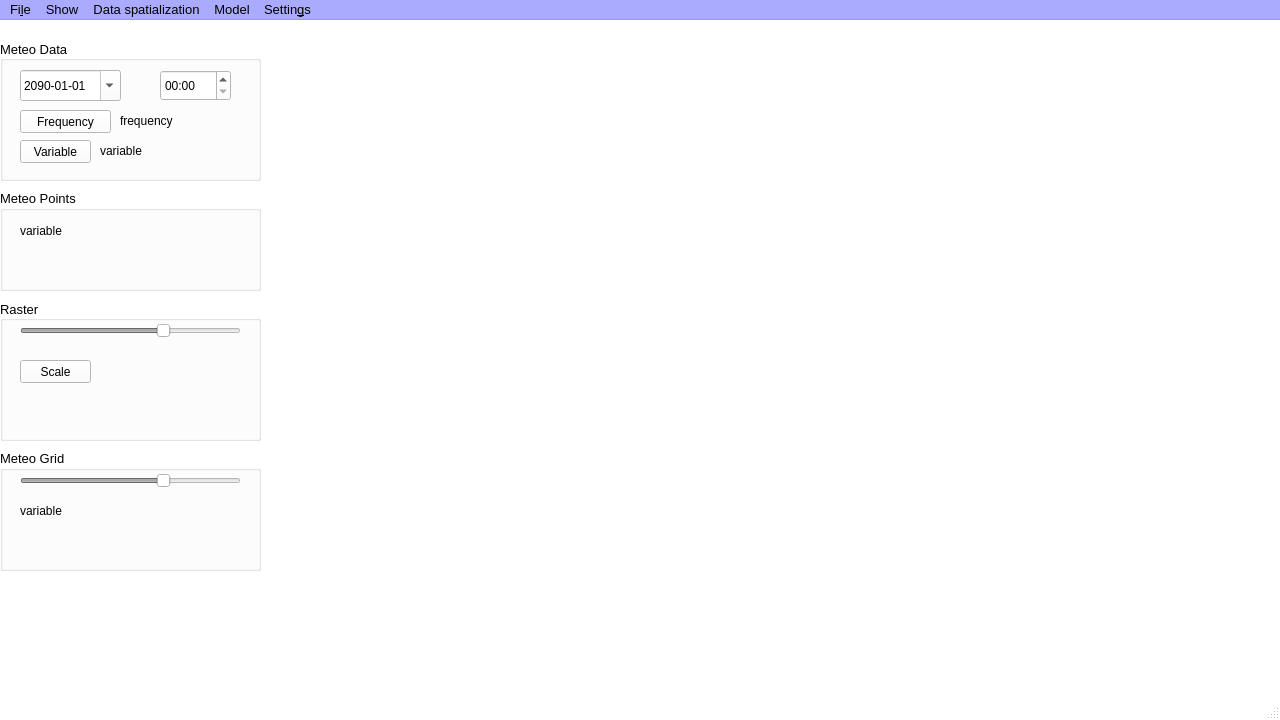
The window that CRITERIA3D/mainwindow.ui (gaowudao/CRITERIA3D) describes before a commit, drawn with Qt 5.
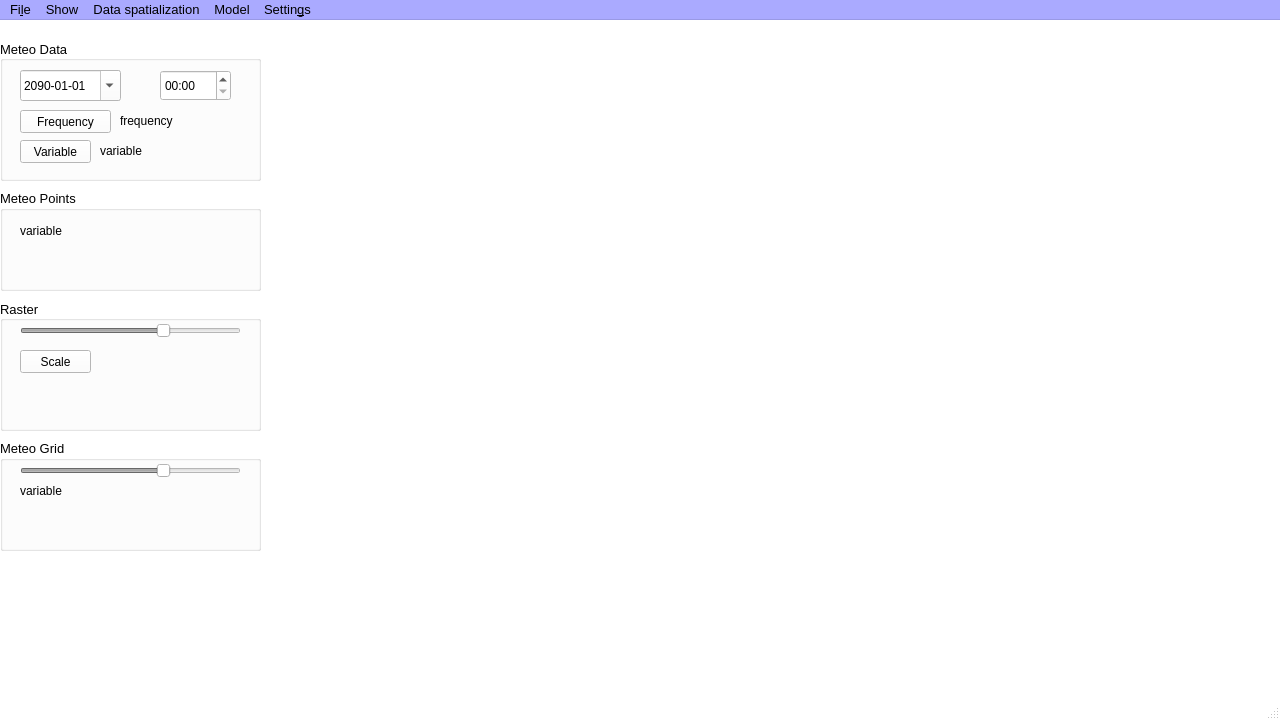
The same window after the commit.

Commit message: reduce raster box

The edit to the form file:
```diff
--- a/CRITERIA3D/mainwindow.ui
+++ b/CRITERIA3D/mainwindow.ui
@@ -506,7 +506,7 @@
       <x>0</x>
       <y>280</y>
       <width>261</width>
-      <height>141</height>
+      <height>131</height>
      </rect>
     </property>
     <property name="palette">
@@ -1011,7 +1011,7 @@
      <property name="geometry">
       <rect>
        <x>-1</x>
-       <y>90</y>
+       <y>80</y>
        <width>261</width>
        <height>41</height>
       </rect>
@@ -1029,7 +1029,7 @@
      <property name="geometry">
       <rect>
        <x>20</x>
-       <y>60</y>
+       <y>50</y>
        <width>71</width>
        <height>23</height>
       </rect>
@@ -1047,7 +1047,7 @@
      <property name="geometry">
       <rect>
        <x>100</x>
-       <y>60</y>
+       <y>50</y>
        <width>151</width>
        <height>21</height>
       </rect>
@@ -1901,9 +1901,9 @@
     <property name="geometry">
      <rect>
       <x>0</x>
-      <y>430</y>
+      <y>420</y>
       <width>261</width>
-      <height>121</height>
+      <height>111</height>
      </rect>
     </property>
     <property name="autoFillBackground">
@@ -1916,7 +1916,7 @@
      <property name="geometry">
       <rect>
        <x>0</x>
-       <y>70</y>
+       <y>60</y>
        <width>261</width>
        <height>41</height>
       </rect>
@@ -1974,7 +1974,7 @@
      <property name="geometry">
       <rect>
        <x>20</x>
-       <y>50</y>
+       <y>40</y>
        <width>221</width>
        <height>21</height>
       </rect>
```
